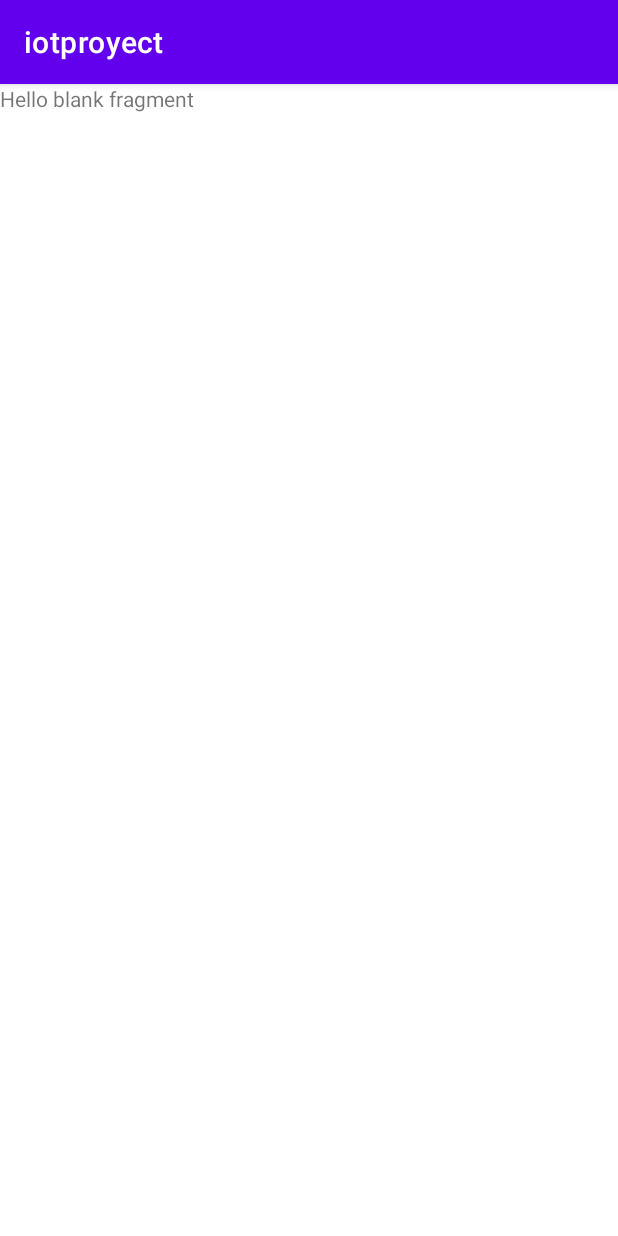
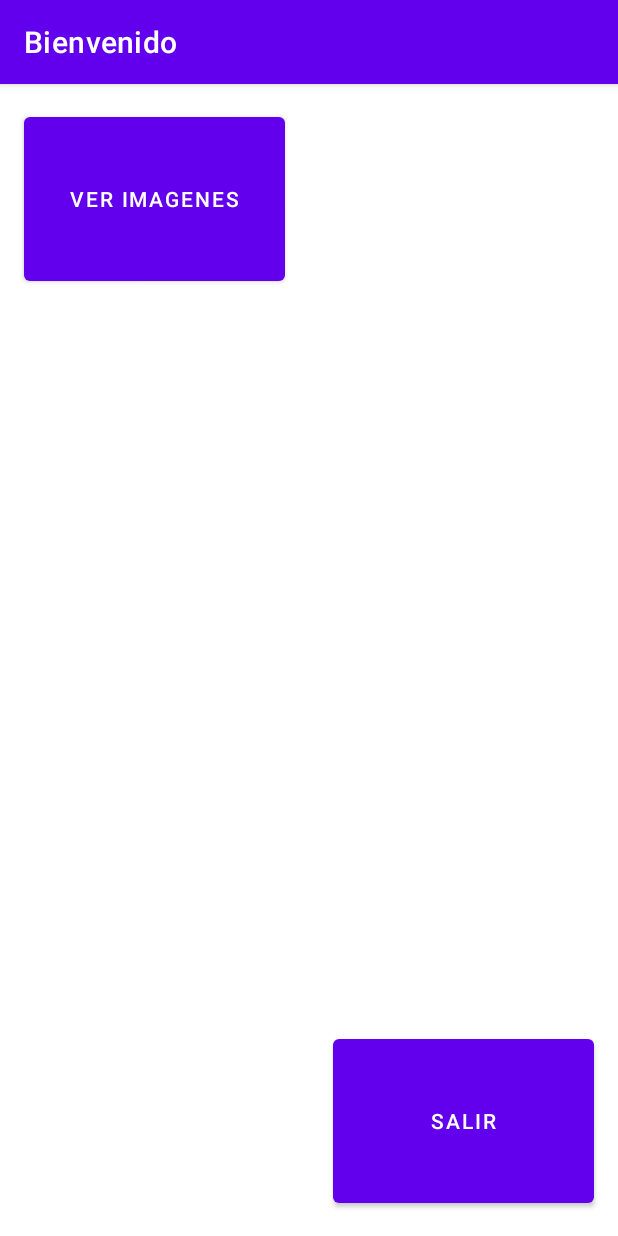
Before and after one commit to MykytaRyasny/Android-Java-Conexion, an Android app: the fragment ServiciosFragment shown on its own in the app's theme, on a phone screen of 412 x 824 dp. Run offline under Robolectric (Android 15) with nearby library versions, the phone set to English and light mode, and no system bars.

Commit message:
Implementado nuevo fragment
implementado fragment servicios con los botones que los ire añadiendo para añadir funcionalidades

```diff
--- a/Cliente/app/src/main/AndroidManifest.xml
+++ b/Cliente/app/src/main/AndroidManifest.xml
@@ -10,7 +10,7 @@
         android:dataExtractionRules="@xml/data_extraction_rules"
         android:fullBackupContent="@xml/backup_rules"
         android:icon="@mipmap/ic_launcher"
-        android:label="@string/app_name"
+        android:label="@string/Android_Server_Conexion"
         android:supportsRtl="true"
         android:theme="@style/Theme.Iotproyect"
         tools:targetApi="31">
@@ -20,8 +20,8 @@
         <activity
             android:name="com.example.android_java.ui.MainActivity"
             android:exported="true"
-            android:label="@string/app_name"
-            android:theme="@style/Theme.Iotproyect.NoActionBar">
+            android:theme="@style/Theme.Iotproyect.NoActionBar"
+            android:screenOrientation="portrait">
             <intent-filter>
                 <action android:name="android.intent.action.MAIN" />
 
--- a/Cliente/app/src/main/java/com/example/android_java/ui/SecondFragment.kt
+++ b/Cliente/app/src/main/java/com/example/android_java/ui/SecondFragment.kt
@@ -82,13 +82,13 @@ class SecondFragment : Fragment() {
             if (result) {
               findNavController().navigate(R.id.action_SecondFragment_to_FirstFragment)
             } else {
-              Toast.makeText(requireActivity(), R.string.user_exists, Toast.LENGTH_LONG)
+              Toast.makeText(requireActivity(), R.string.user_exists, Toast.LENGTH_SHORT)
                 .show()
             }
           }
         }
       } else {
-        Toast.makeText(requireActivity(), R.string.ip_mismatch, Toast.LENGTH_LONG)
+        Toast.makeText(requireActivity(), R.string.ip_mismatch, Toast.LENGTH_SHORT)
           .show()
       }
 
--- a/Cliente/app/src/main/java/com/example/android_java/ui/ServiciosFragment.kt
+++ b/Cliente/app/src/main/java/com/example/android_java/ui/ServiciosFragment.kt
@@ -1,11 +1,21 @@
 package com.example.android_java.ui
 
 import android.os.Bundle
-import androidx.fragment.app.Fragment
 import android.view.LayoutInflater
 import android.view.View
 import android.view.ViewGroup
+import androidx.activity.addCallback
+import androidx.appcompat.app.AppCompatActivity
+import androidx.fragment.app.Fragment
+import androidx.fragment.app.FragmentActivity
+import androidx.lifecycle.AndroidViewModel
+import androidx.navigation.fragment.findNavController
+import com.example.android_java.server.Conexion
 import com.example.iotproyect.R
+import kotlinx.coroutines.Dispatchers
+import kotlinx.coroutines.GlobalScope
+import kotlinx.coroutines.launch
+import kotlinx.coroutines.withContext
 
 // TODO: Rename parameter arguments, choose names that match
 // the fragment initialization parameters, e.g. ARG_ITEM_NUMBER
@@ -24,9 +34,27 @@ class ServiciosFragment : Fragment() {
 
   override fun onCreate(savedInstanceState: Bundle?) {
     super.onCreate(savedInstanceState)
+
+    // Con esta funcion deshabilitamos la flecha para ir hacia atras
+    (activity as AppCompatActivity).supportActionBar?.setDisplayHomeAsUpEnabled(false)
     arguments?.let {
       param1 = it.getString(ARG_PARAM1)
       param2 = it.getString(ARG_PARAM2)
+    }
+  }
+
+  override fun onViewCreated(view: View, savedInstanceState: Bundle?) {
+    super.onViewCreated(view, savedInstanceState)
+    (activity as AppCompatActivity).supportActionBar?.setTitle("Bienvenido")
+    if (javaClass.simpleName == ServiciosFragment::class.java.name) {
+      requireActivity().onBackPressedDispatcher.addCallback {
+        GlobalScope.launch(Dispatchers.IO) {
+          FirstFragment.con.desconectar()
+          withContext(Dispatchers.Main) {
+            findNavController().navigate(R.id.action_serviciosFragment_to_FirstFragment)
+          }
+        }
+      }
     }
   }
 
--- a/Cliente/app/src/main/res/layout/activity_main.xml
+++ b/Cliente/app/src/main/res/layout/activity_main.xml
@@ -15,7 +15,7 @@
             android:id="@+id/toolbar"
             android:layout_width="match_parent"
             android:layout_height="?attr/actionBarSize"
-            android:background="?attr/colorPrimary"
+            android:background="#930000"
             app:popupTheme="@style/Theme.Iotproyect.PopupOverlay" />
 
     </com.google.android.material.appbar.AppBarLayout>
--- a/Cliente/app/src/main/res/layout/fragment_servicios.xml
+++ b/Cliente/app/src/main/res/layout/fragment_servicios.xml
@@ -1,13 +1,74 @@
-<FrameLayout xmlns:android="http://schemas.android.com/apk/res/android"
+<?xml version="1.0" encoding="utf-8"?>
+<androidx.constraintlayout.widget.ConstraintLayout xmlns:android="http://schemas.android.com/apk/res/android"
+    xmlns:app="http://schemas.android.com/apk/res-auto"
     xmlns:tools="http://schemas.android.com/tools"
+    android:id="@+id/frameLayout"
+    android:name="com.example.app.ServiciosFragment"
     android:layout_width="match_parent"
     android:layout_height="match_parent"
+    android:label="@string/fragment_servicios"
     tools:context="com.example.android_java.ui.ServiciosFragment">
 
-    <!-- TODO: Update blank fragment layout -->
-    <TextView
-        android:layout_width="match_parent"
-        android:layout_height="match_parent"
-        android:text="@string/hello_blank_fragment" />
+    <Button
+        android:id="@+id/btVisorDeImagenes"
+        android:layout_width="0dp"
+        android:layout_height="0dp"
+        android:layout_marginStart="16dp"
+        android:layout_marginTop="16dp"
+        android:layout_marginEnd="16dp"
+        android:layout_marginBottom="16dp"
+        android:text="Ver imagenes"
+        app:layout_constraintBottom_toTopOf="@+id/guideline4"
+        app:layout_constraintEnd_toStartOf="@+id/guideline2"
+        app:layout_constraintStart_toStartOf="parent"
+        app:layout_constraintTop_toTopOf="parent" />
 
-</FrameLayout>
+    <Button
+        android:id="@+id/btSalir"
+        android:layout_width="0dp"
+        android:layout_height="0dp"
+        android:layout_marginStart="16dp"
+        android:layout_marginTop="16dp"
+        android:layout_marginEnd="16dp"
+        android:layout_marginBottom="16dp"
+        android:text="Salir"
+        app:layout_constraintBottom_toBottomOf="parent"
+        app:layout_constraintEnd_toEndOf="parent"
+        app:layout_constraintStart_toStartOf="@+id/guideline2"
+        app:layout_constraintTop_toTopOf="@+id/guideline6" />
+
+    <androidx.constraintlayout.widget.Guideline
+        android:id="@+id/guideline2"
+        android:layout_width="wrap_content"
+        android:layout_height="wrap_content"
+        android:orientation="vertical"
+        app:layout_constraintGuide_percent="0.5" />
+
+    <androidx.constraintlayout.widget.Guideline
+        android:id="@+id/guideline3"
+        android:layout_width="wrap_content"
+        android:layout_height="wrap_content"
+        android:orientation="horizontal"
+        app:layout_constraintGuide_percent="0.6" />
+
+    <androidx.constraintlayout.widget.Guideline
+        android:id="@+id/guideline4"
+        android:layout_width="wrap_content"
+        android:layout_height="wrap_content"
+        android:orientation="horizontal"
+        app:layout_constraintGuide_percent="0.2" />
+
+    <androidx.constraintlayout.widget.Guideline
+        android:id="@+id/guideline5"
+        android:layout_width="wrap_content"
+        android:layout_height="wrap_content"
+        android:orientation="horizontal"
+        app:layout_constraintGuide_percent="0.4" />
+
+    <androidx.constraintlayout.widget.Guideline
+        android:id="@+id/guideline6"
+        android:layout_width="wrap_content"
+        android:layout_height="wrap_content"
+        android:orientation="horizontal"
+        app:layout_constraintGuide_percent="0.8" />
+</androidx.constraintlayout.widget.ConstraintLayout>
```
Also changed, not shown: Cliente/app/src/main/java/com/example/android_java/server/Conexion.kt (+8 -5 lines), Cliente/app/src/main/java/com/example/android_java/ui/FirstFragment.kt (+3 -4 lines), Cliente/app/src/main/java/com/example/android_java/ui/MainActivity.kt (+8 -3 lines), Cliente/app/src/main/res/layout/fragment_second.xml (+4 -6 lines), Cliente/app/src/main/res/navigation/nav_graph.xml (+15 -0 lines), Cliente/app/src/main/res/values/strings.xml (+4 -5 lines), 3 other files.
